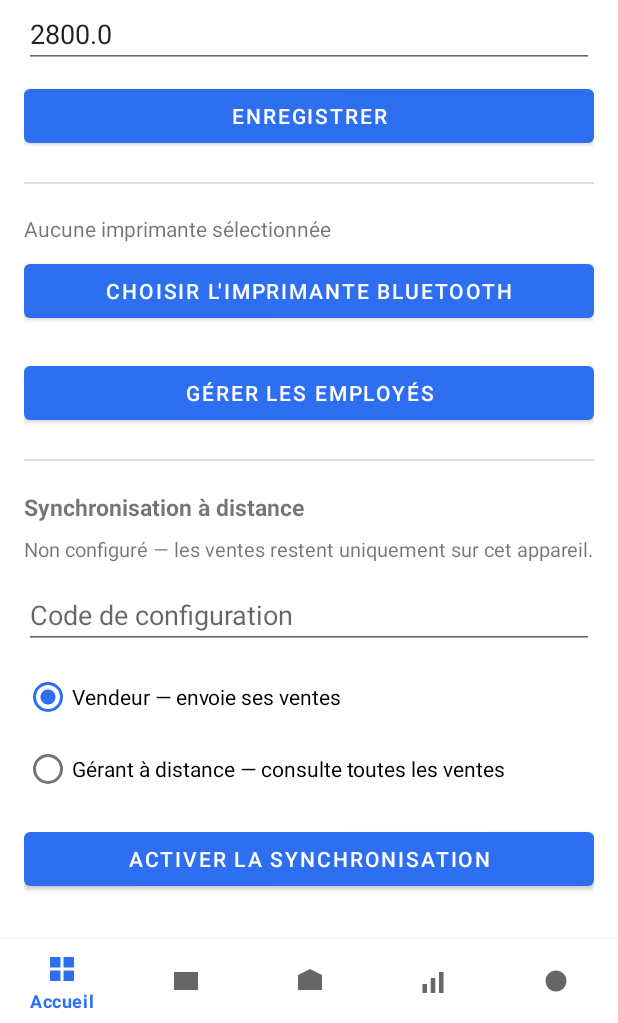
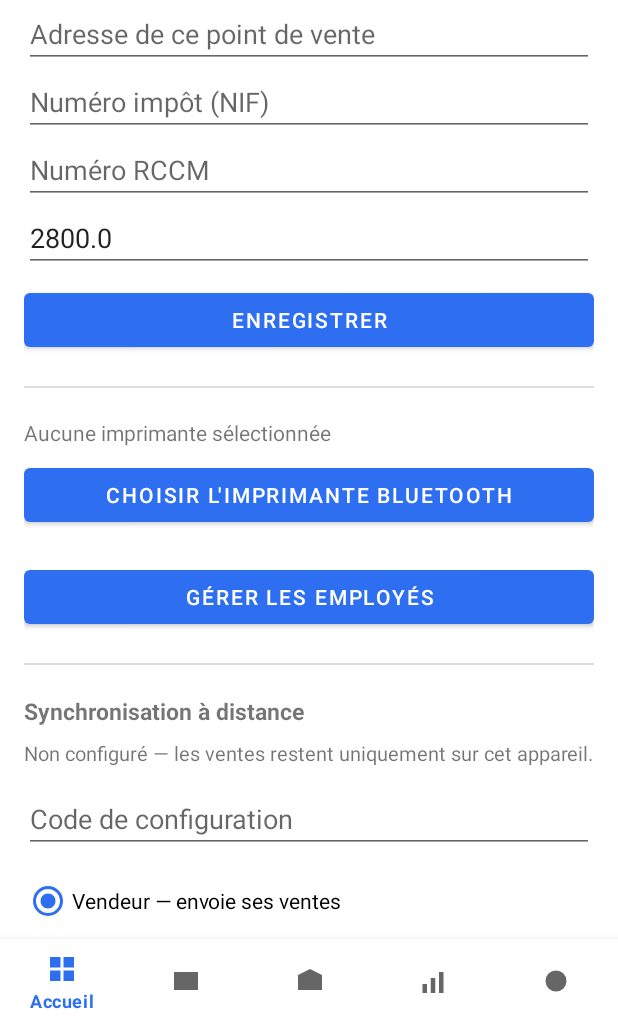
Before and after one commit to deogracekasonga-commits/shukrani-business, an Android app: the fragment SettingsFragment placed in its activity, after a tap on "ENREGISTRER", on a phone screen of 412 x 824 dp, the part 213-1236 px from its top. Run offline under Robolectric (Android 15) with nearby library versions, the phone set to English and light mode, and no system bars; our stand-ins replace Room's generated code; 2 statements that could not run were skipped.

Commit message:
Ajoute adresse/NIF/RCCM par point de vente et logo sur le reçu imprimé
- Réglages : adresse du point de vente, NIF et RCCM (propres à chaque
  appareil, éditables par le gérant) — utile pour plusieurs boutiques
  ayant chacune sa propre adresse.
- Reçu Bluetooth : impression du logo Shukra POS en en-tête (conversion
  en image ESC/POS raster noir et blanc), suivi du nom, de l'adresse,
  du NIF et du RCCM quand ils sont renseignés.

Co-Authored-By: Claude Sonnet 5 <noreply@anthropic.com>
Claude-Session: https://claude.ai/code/session_018EcmZrwUVUyv4dhWzb14nM

```diff
--- a/mobile/app/src/main/java/com/shukranibusiness/app/data/Prefs.kt
+++ b/mobile/app/src/main/java/com/shukranibusiness/app/data/Prefs.kt
@@ -10,6 +10,21 @@ class Prefs(context: Context) {
     var shopName: String
         get() = prefs.getString(KEY_SHOP_NAME, "Shukrani Business") ?: "Shukrani Business"
         set(value) = prefs.edit().putString(KEY_SHOP_NAME, value).apply()
+
+    /** Adresse de ce point de vente précis — propre à cet appareil (pas partagée entre boutiques). */
+    var shopAddress: String
+        get() = prefs.getString(KEY_SHOP_ADDRESS, "") ?: ""
+        set(value) = prefs.edit().putString(KEY_SHOP_ADDRESS, value).apply()
+
+    /** Numéro d'identification fiscale (NIF) — affiché sur le reçu si renseigné. */
+    var taxNumber: String
+        get() = prefs.getString(KEY_TAX_NUMBER, "") ?: ""
+        set(value) = prefs.edit().putString(KEY_TAX_NUMBER, value).apply()
+
+    /** Numéro RCCM (Registre du Commerce et du Crédit Mobilier) — affiché sur le reçu si renseigné. */
+    var rccmNumber: String
+        get() = prefs.getString(KEY_RCCM_NUMBER, "") ?: ""
+        set(value) = prefs.edit().putString(KEY_RCCM_NUMBER, value).apply()
 
     /** Nombre de francs congolais (CDF) pour 1 dollar américain (USD). */
     var exchangeRateCdfPerUsd: Double
@@ -55,6 +70,9 @@ class Prefs(context: Context) {
 
     companion object {
         private const val KEY_SHOP_NAME = "shop_name"
+        private const val KEY_SHOP_ADDRESS = "shop_address"
+        private const val KEY_TAX_NUMBER = "tax_number"
+        private const val KEY_RCCM_NUMBER = "rccm_number"
         private const val KEY_EXCHANGE_RATE = "exchange_rate_cdf_per_usd"
         private const val KEY_SESSION_EMPLOYEE_ID = "session_employee_id"
         private const val KEY_PRINTER_ADDRESS = "printer_address"
--- a/mobile/app/src/main/java/com/shukranibusiness/app/ui/settings/SettingsFragment.kt
+++ b/mobile/app/src/main/java/com/shukranibusiness/app/ui/settings/SettingsFragment.kt
@@ -52,12 +52,18 @@ class SettingsFragment : Fragment() {
         prefs = Prefs(requireContext())
 
         binding.shopNameInput.setText(prefs.shopName)
+        binding.shopAddressInput.setText(prefs.shopAddress)
+        binding.taxNumberInput.setText(prefs.taxNumber)
+        binding.rccmNumberInput.setText(prefs.rccmNumber)
         binding.exchangeRateInput.setText(prefs.exchangeRateCdfPerUsd.toString())
         updatePrinterStatus()
 
         binding.saveSettingsButton.setOnClickListener {
             val name = binding.shopNameInput.text.toString().trim()
             if (name.isNotEmpty()) prefs.shopName = name
+            prefs.shopAddress = binding.shopAddressInput.text.toString().trim()
+            prefs.taxNumber = binding.taxNumberInput.text.toString().trim()
+            prefs.rccmNumber = binding.rccmNumberInput.text.toString().trim()
             binding.exchangeRateInput.text.toString().toDoubleOrNull()?.let { prefs.exchangeRateCdfPerUsd = it }
             Toast.makeText(requireContext(), getString(R.string.settings_saved), Toast.LENGTH_SHORT).show()
         }
--- a/mobile/app/src/main/res/layout/fragment_settings.xml
+++ b/mobile/app/src/main/res/layout/fragment_settings.xml
@@ -14,6 +14,27 @@
             android:layout_width="match_parent"
             android:layout_height="wrap_content"
             android:hint="@string/hint_shop_name"
+            android:inputType="text" />
+
+        <EditText
+            android:id="@+id/shopAddressInput"
+            android:layout_width="match_parent"
+            android:layout_height="wrap_content"
+            android:hint="@string/hint_shop_address"
+            android:inputType="textPostalAddress" />
+
+        <EditText
+            android:id="@+id/taxNumberInput"
+            android:layout_width="match_parent"
+            android:layout_height="wrap_content"
+            android:hint="@string/hint_tax_number"
+            android:inputType="text" />
+
+        <EditText
+            android:id="@+id/rccmNumberInput"
+            android:layout_width="match_parent"
+            android:layout_height="wrap_content"
+            android:hint="@string/hint_rccm_number"
             android:inputType="text" />
 
         <EditText
--- a/mobile/app/src/main/res/values/strings.xml
+++ b/mobile/app/src/main/res/values/strings.xml
@@ -92,6 +92,9 @@
     <string name="all_categories">Tous</string>
 
     <string name="hint_shop_name">Nom de la boutique</string>
+    <string name="hint_shop_address">Adresse de ce point de vente</string>
+    <string name="hint_tax_number">Numéro impôt (NIF)</string>
+    <string name="hint_rccm_number">Numéro RCCM</string>
     <string name="hint_exchange_rate">Taux de change (CDF pour 1 USD)</string>
     <string name="action_manage_employees">Gérer les employés</string>
     <string name="settings_saved">Réglages enregistrés</string>
```
Also changed, not shown: mobile/app/src/main/java/com/shukranibusiness/app/util/EscPosPrinter.kt (+52 -4 lines), mobile/app/src/main/java/com/shukranibusiness/app/util/ReceiptPrinter.kt (+15 -4 lines), 1 other file.
